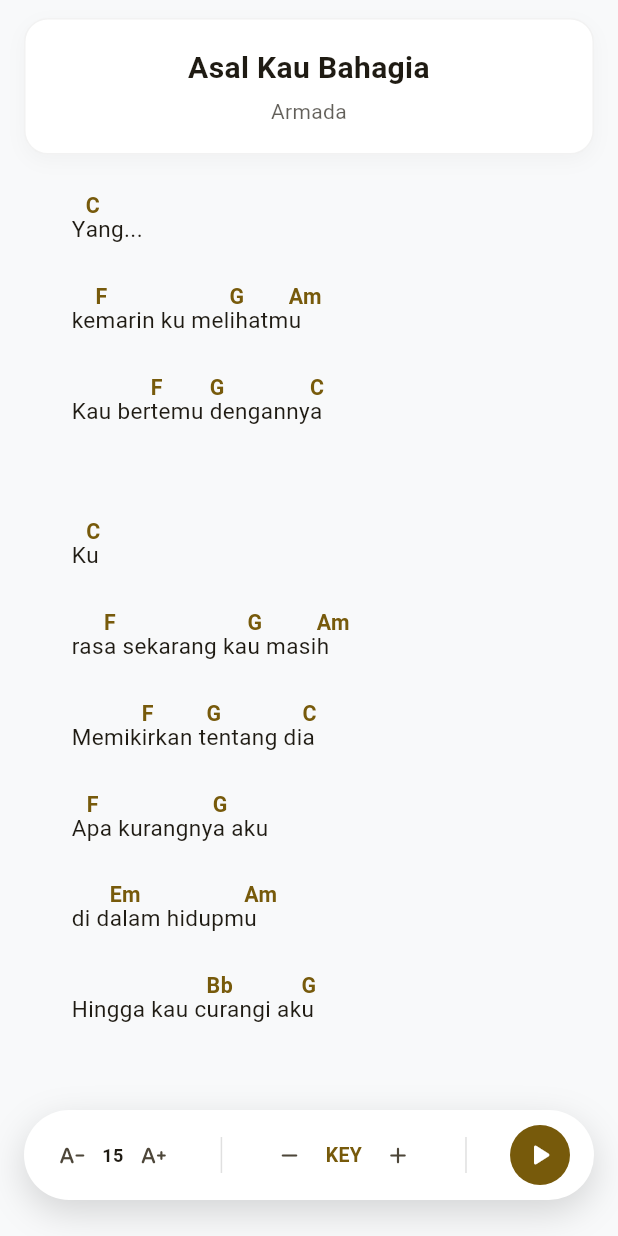
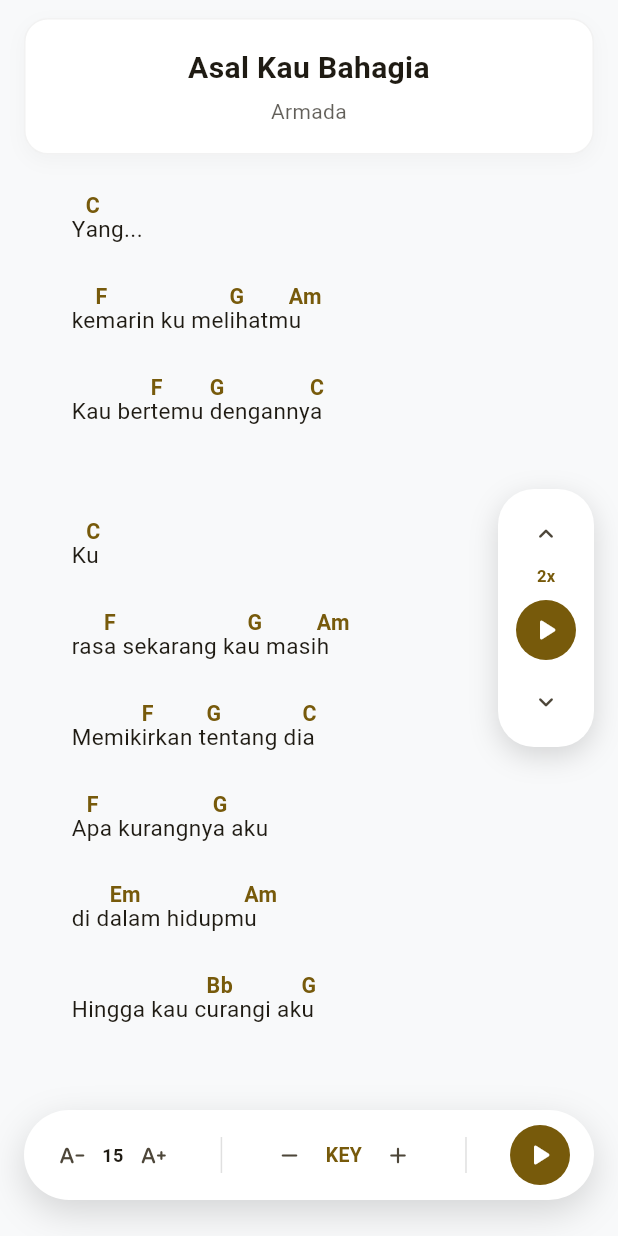
Before and after one commit to erichutabarat/chordkita_app, a Flutter app: the ChordScreen screen opened directly with sample values from the repository, on a phone screen of 412 x 824 dp. Run offline on Flutter 3.47's test engine with Material 3 defaults, Android fonts, the phone set to English and light mode, and no system bars; our stand-ins replace connectivity_plus, flutter_bloc, shared_preferences; accounts and stored records are empty.

Commit message:
feat(chord): add auto scroll widget

```diff
--- a/lib/features/chord/presentation/screens/chord_screen.dart
+++ b/lib/features/chord/presentation/screens/chord_screen.dart
@@ -1,3 +1,4 @@
+import 'dart:async';
 import 'package:flutter/material.dart';
 import 'package:chordkita/core/utils/chord_parser.dart';
 import 'package:chordkita/features/chord/domain/repositories/chord_repository.dart';
@@ -27,10 +28,28 @@
   double _fontSize = 15.0;
   String? _errorMessage;
 
+  // --- Auto-scroll state ---
+  final ScrollController _scrollController = ScrollController();
+  Timer? _autoScrollTimer;
+  bool _isAutoScrolling = false;
+
+  // Pixels moved per tick at each speed level. Index = speed level - 1.
+  static const List<double> _speedSteps = [0.4, 0.8, 1.2, 1.8, 2.6, 3.6];
+  int _speedLevel = 2; // 1-based index into _speedSteps (default: level 3)
+
+  static const Duration _tickInterval = Duration(milliseconds: 40);
+
   @override
   void initState() {
     super.initState();
     _loadChord();
+  }
+
+  @override
+  void dispose() {
+    _autoScrollTimer?.cancel();
+    _scrollController.dispose();
+    super.dispose();
   }
 
   Future<void> _loadChord() async {
@@ -62,6 +81,60 @@
     // TODO: Add your navigation logic to the chord player screen here
   }
 
+  // --- Auto-scroll logic ---
+
+  void _toggleAutoScroll() {
+    if (_isAutoScrolling) {
+      _stopAutoScroll();
+    } else {
+      _startAutoScroll();
+    }
+  }
+
+  void _startAutoScroll() {
+    if (!_scrollController.hasClients) return;
+    _autoScrollTimer?.cancel();
+    setState(() => _isAutoScrolling = true);
+
+    _autoScrollTimer = Timer.periodic(_tickInterval, (timer) {
+      if (!_scrollController.hasClients) return;
+
+      final maxScroll = _scrollController.position.maxScrollExtent;
+      final current = _scrollController.offset;
+
+      if (current >= maxScroll) {
+        _stopAutoScroll();
+        return;
+      }
+
+      final step = _speedSteps[_speedLevel - 1];
+      final newOffset = (current + step).clamp(0.0, maxScroll);
+      _scrollController.jumpTo(newOffset);
+    });
+  }
+
+  void _stopAutoScroll() {
+    _autoScrollTimer?.cancel();
+    _autoScrollTimer = null;
+    if (mounted) {
+      setState(() => _isAutoScrolling = false);
+    } else {
+      _isAutoScrolling = false;
+    }
+  }
+
+  void _increaseSpeed() {
+    if (_speedLevel < _speedSteps.length) {
+      setState(() => _speedLevel++);
+    }
+  }
+
+  void _decreaseSpeed() {
+    if (_speedLevel > 1) {
+      setState(() => _speedLevel--);
+    }
+  }
+
   @override
   Widget build(BuildContext context) {
     final theme = Theme.of(context);
@@ -73,7 +146,18 @@
           : const Color(0xFFF8F9FA),
       body: Stack(
         children: [
-          SingleChildScrollView(
+          NotificationListener<ScrollNotification>(
+            // Pause auto-scroll if the user manually grabs the list.
+            onNotification: (notification) {
+              if (_isAutoScrolling &&
+                  notification is ScrollStartNotification &&
+                  notification.dragDetails != null) {
+                _stopAutoScroll();
+              }
+              return false;
+            },
+            child: SingleChildScrollView(
+              controller: _scrollController,
               padding: const EdgeInsets.fromLTRB(16, 0, 16, 120),
               child: Column(
                 crossAxisAlignment: CrossAxisAlignment.stretch,
@@ -130,6 +214,19 @@
                 ],
               ),
             ),
+          ),
+
+          // Right-side Floating Auto-scroll Control
+          if (_state == _LoadState.loaded)
+            Positioned(
+              right: 16,
+              top: 0,
+              bottom: 0,
+              child: Align(
+                alignment: Alignment.centerRight,
+                child: _buildAutoScrollControl(theme, isDark),
+              ),
+            ),
 
           // Unified Floating Bar (Sizing + Transpose + Player Play Button)
           if (_state == _LoadState.loaded)
@@ -138,6 +235,72 @@
               right: 16,
               bottom: 24,
               child: _buildFloatingToolbar(theme, isDark),
+            ),
+        ],
+      ),
+    );
+  }
+
+  Widget _buildAutoScrollControl(ThemeData theme, bool isDark) {
+    final primaryColor = theme.colorScheme.primary;
+
+    return Container(
+      padding: const EdgeInsets.symmetric(vertical: 10, horizontal: 8),
+      decoration: BoxDecoration(
+        color: isDark ? const Color(0xFF2C2C2E) : Colors.white,
+        borderRadius: BorderRadius.circular(24),
+        boxShadow: [
+          BoxShadow(
+            color: Colors.black.withOpacity(0.15),
+            blurRadius: 16,
+            offset: const Offset(0, 6),
+          ),
+        ],
+      ),
+      child: Column(
+        mainAxisSize: MainAxisSize.min,
+        children: [
+          // Speed up
+          IconButton(
+            visualDensity: VisualDensity.compact,
+            icon: const Icon(Icons.keyboard_arrow_up_rounded, size: 20),
+            onPressed: _speedLevel < _speedSteps.length ? _increaseSpeed : null,
+            tooltip: 'Faster',
+          ),
+
+          // Speed level label
+          Text(
+            '${_speedLevel}x',
+            style: TextStyle(
+              fontSize: 11,
+              fontWeight: FontWeight.bold,
+              color: primaryColor,
+            ),
+          ),
+
+          const SizedBox(height: 4),
+
+          // Play / Pause auto-scroll
+          IconButton.filled(
+            onPressed: _toggleAutoScroll,
+            icon: Icon(
+              _isAutoScrolling ? Icons.pause_rounded : Icons.play_arrow_rounded,
+            ),
+            tooltip: _isAutoScrolling ? 'Pause auto-scroll' : 'Auto-scroll',
+            style: IconButton.styleFrom(
+              backgroundColor: primaryColor,
+              foregroundColor: theme.colorScheme.onPrimary,
+            ),
+          ),
+
+          const SizedBox(height: 4),
+
+          // Speed down
+          IconButton(
+            visualDensity: VisualDensity.compact,
+            icon: const Icon(Icons.keyboard_arrow_down_rounded, size: 20),
+            onPressed: _speedLevel > 1 ? _decreaseSpeed : null,
+            tooltip: 'Slower',
           ),
         ],
       ),
```
Lines whose indentation alone changed are shown as unchanged.
